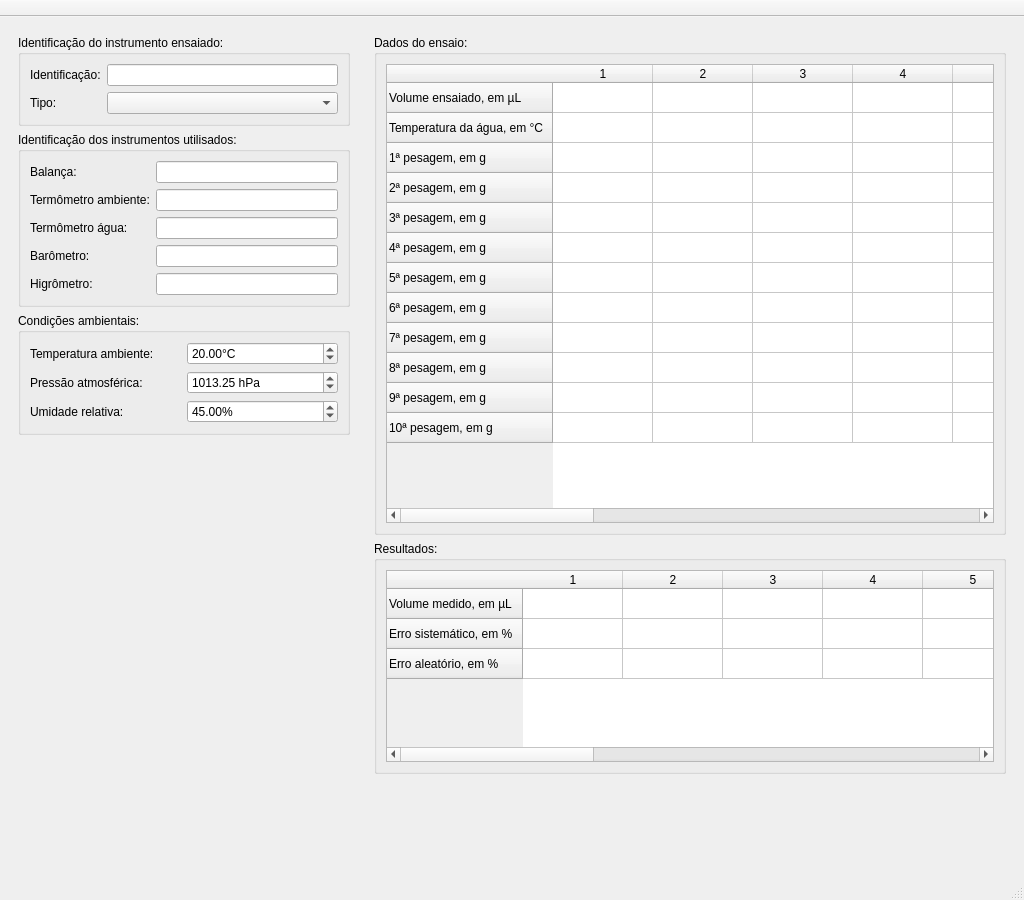
First picture: the form in vaca.ui, repository brunoparente77/vaca, before the edit.
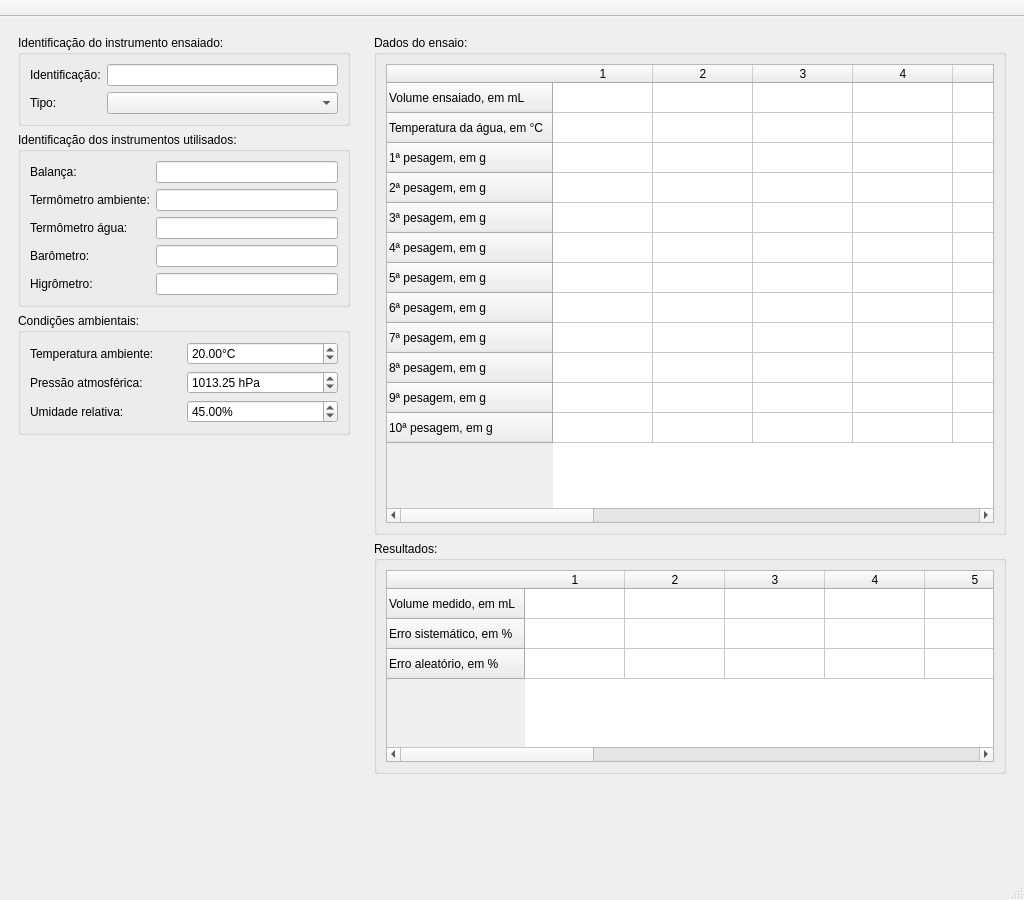
Second picture: the form after the edit. Icons and pictures are not drawn.

Commit message:
ajustes na UI
Trocando o header pra mL ou µL nas tabelas.

Diff of the .ui file:
```diff
--- a/vaca.ui
+++ b/vaca.ui
@@ -298,7 +298,7 @@
             </attribute>
             <row>
              <property name="text">
-              <string>Volume ensaiado, em µL</string>
+              <string>Volume ensaiado, em mL</string>
              </property>
             </row>
             <row>
@@ -452,7 +452,7 @@
             </property>
             <row>
              <property name="text">
-              <string>Volume medido, em µL</string>
+              <string>Volume medido, em mL</string>
              </property>
             </row>
             <row>
```
The commit also changes 2 other files.
